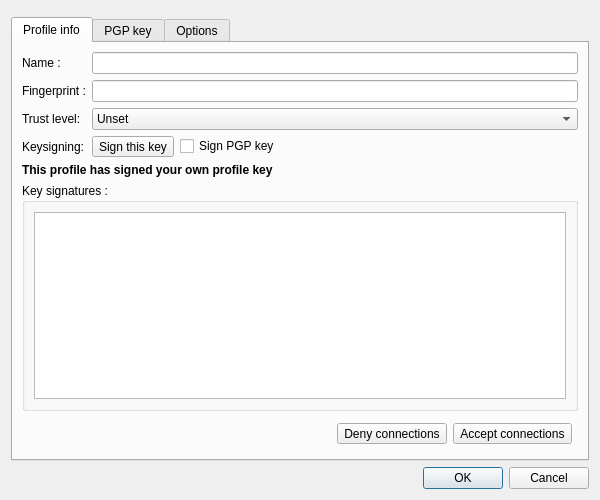
Qt form retroshare-gui/src/gui/connect/PGPKeyDialog.ui (RetroShare/RetroShare) before a commit.
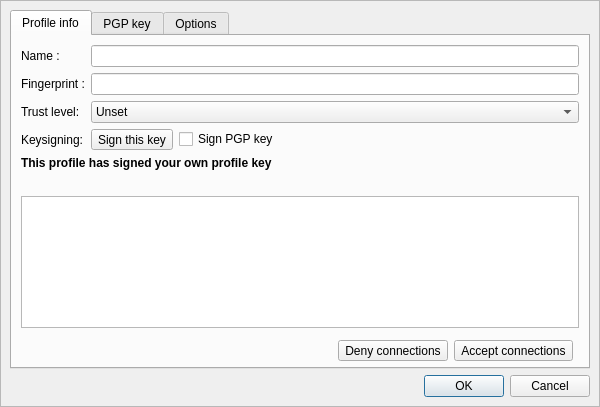
The same form after that commit. The open tabs and pages were chosen to show the change. Icons and pictures are not drawn. Custom widgets are drawn as their Qt base class.

Commit message: Reduced the Ui heights to fit on small screens for PGP & Profile Dialog

The edit to the form file:
```diff
--- a/retroshare-gui/src/gui/connect/PGPKeyDialog.ui
+++ b/retroshare-gui/src/gui/connect/PGPKeyDialog.ui
@@ -7,33 +7,60 @@
     <x>0</x>
     <y>0</y>
     <width>600</width>
-    <height>500</height>
+    <height>407</height>
    </rect>
   </property>
   <property name="windowTitle">
    <string>Dialog</string>
   </property>
+  <layout class="QGridLayout" name="gridLayout_4">
+   <property name="leftMargin">
+    <number>0</number>
+   </property>
+   <property name="topMargin">
+    <number>0</number>
+   </property>
+   <property name="rightMargin">
+    <number>0</number>
+   </property>
+   <property name="bottomMargin">
+    <number>0</number>
+   </property>
+   <property name="spacing">
+    <number>0</number>
+   </property>
+   <item row="2" column="0">
+    <widget class="QFrame" name="frame">
+     <property name="frameShape">
+      <enum>QFrame::StyledPanel</enum>
+     </property>
+     <property name="frameShadow">
+      <enum>QFrame::Raised</enum>
+     </property>
   <layout class="QGridLayout" name="gridLayout_3">
-   <item row="0" column="0">
-    <widget class="HeaderFrame" name="headerFrame">
-     <property name="frameShape">
-      <enum>QFrame::NoFrame</enum>
-     </property>
-     <property name="frameShadow">
-      <enum>QFrame::Plain</enum>
+      <item row="2" column="0">
+       <widget class="QDialogButtonBox" name="buttonBox">
+        <property name="orientation">
+         <enum>Qt::Horizontal</enum>
+        </property>
+        <property name="standardButtons">
+         <set>QDialogButtonBox::Cancel|QDialogButtonBox::Ok</set>
      </property>
     </widget>
    </item>
    <item row="1" column="0">
     <widget class="QTabWidget" name="stabWidget">
      <property name="currentIndex">
-      <number>2</number>
+         <number>0</number>
      </property>
      <widget class="QWidget" name="tab">
       <attribute name="title">
        <string>Profile info</string>
       </attribute>
       <layout class="QGridLayout" name="gridLayout_2">
+          <property name="bottomMargin">
+           <number>0</number>
+          </property>
        <item row="0" column="0">
         <layout class="QHBoxLayout" name="horizontalLayout_2">
          <item>
@@ -202,6 +229,8 @@
         </layout>
        </item>
        <item row="1" column="0">
+           <layout class="QVBoxLayout" name="verticalLayout">
+            <item>
         <widget class="QLabel" name="is_signing_me">
          <property name="font">
           <font>
@@ -214,23 +243,29 @@
          </property>
         </widget>
        </item>
-       <item row="2" column="0">
-        <widget class="QGroupBox" name="signersBox">
-         <property name="title">
-          <string>Key signatures :</string>
-         </property>
-         <layout class="QVBoxLayout" name="_11">
+            <item>
+             <widget class="QLabel" name="signersLabel">
+              <property name="text">
+               <string/>
+              </property>
+             </widget>
+            </item>
           <item>
            <widget class="RSTextBrowser" name="signers">
+              <property name="sizePolicy">
+               <sizepolicy hsizetype="Expanding" vsizetype="Preferred">
+                <horstretch>0</horstretch>
+                <verstretch>0</verstretch>
+               </sizepolicy>
+              </property>
             <property name="toolTip">
              <string>&lt;html&gt;&lt;head/&gt;&lt;body&gt;&lt;p&gt;&lt;span style=&quot; font-size:10pt;&quot;&gt;Signing a friend's key is a way to express your trust into this friend, to your other friends. The signatures below cryptographically attest that owners of the listed keys recognise the current PGP key as authentic.&lt;/span&gt;&lt;/p&gt;&lt;/body&gt;&lt;/html&gt;</string>
             </property>
            </widget>
           </item>
          </layout>
-        </widget>
-       </item>
-       <item row="3" column="0">
+          </item>
+          <item row="2" column="0">
         <layout class="QHBoxLayout" name="friendAndSignLayout">
          <property name="leftMargin">
           <number>6</number>
@@ -471,13 +506,16 @@
      </widget>
     </widget>
    </item>
-   <item row="2" column="0">
-    <widget class="QDialogButtonBox" name="buttonBox">
-     <property name="orientation">
-      <enum>Qt::Horizontal</enum>
+     </layout>
+    </widget>
+   </item>
+   <item row="1" column="0">
+    <widget class="HeaderFrame" name="headerFrame">
+     <property name="frameShape">
+      <enum>QFrame::NoFrame</enum>
      </property>
-     <property name="standardButtons">
-      <set>QDialogButtonBox::Cancel|QDialogButtonBox::Ok</set>
+     <property name="frameShadow">
+      <enum>QFrame::Plain</enum>
      </property>
     </widget>
    </item>
```
Lines whose indentation alone changed are shown as unchanged. The commit also changes 1 other file.
